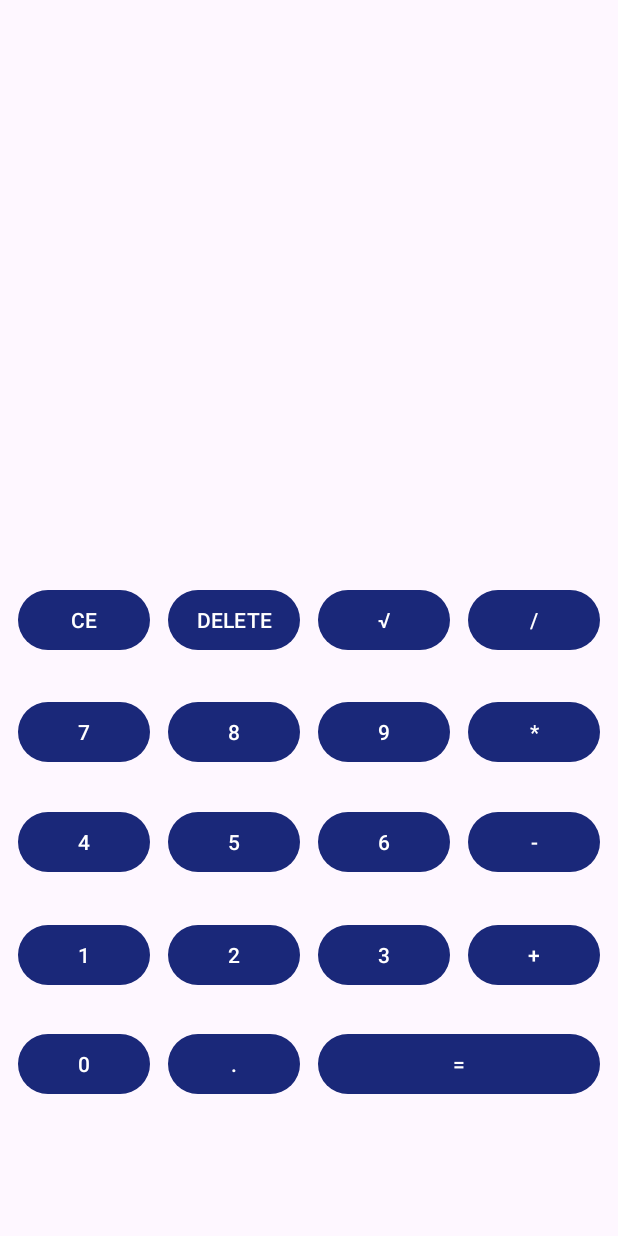
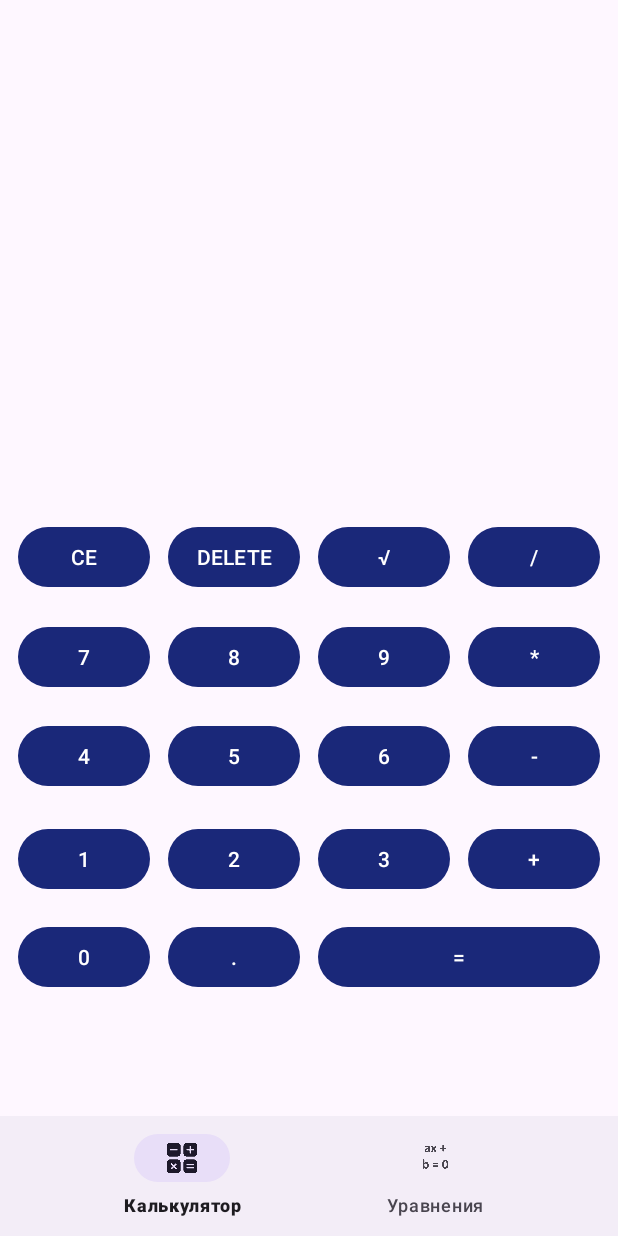
Before and after one commit to MAV-Studio-224/EngineeringCalculator, an Android app: the screen it shows after launch (MainActivity), on a phone screen of 412 x 824 dp. Run offline under Robolectric (Android 15) with nearby library versions, the phone set to English and light mode, and no system bars; our stand-ins replace data binding, navigation-ui.

Commit message:
Engineering Calculator 1.2 Изменения: -добавлена нижняя панель навигации -появилась заготовка для решений уравнений(фрагмент для этого экрана, а также фрагменты для линейных и квадратных уравнений)

```diff
--- a/app/src/main/java/com/hfad/engineeringcalculator/MainActivity.kt
+++ b/app/src/main/java/com/hfad/engineeringcalculator/MainActivity.kt
@@ -2,10 +2,21 @@ package com.hfad.engineeringcalculator
 
 import androidx.appcompat.app.AppCompatActivity
 import android.os.Bundle
+import androidx.navigation.fragment.NavHostFragment
+import androidx.navigation.ui.setupWithNavController
+import com.hfad.engineeringcalculator.databinding.ActivityMainBinding
 
 class MainActivity : AppCompatActivity() {
+    private lateinit var binding: ActivityMainBinding
     override fun onCreate(savedInstanceState: Bundle?) {
         super.onCreate(savedInstanceState)
-        setContentView(R.layout.activity_main)
+        binding = ActivityMainBinding.inflate(layoutInflater)
+        val view = binding.root
+
+        val navHostFragment = supportFragmentManager.findFragmentById(R.id.host) as NavHostFragment
+        val navController = navHostFragment.navController
+        binding.menu.setupWithNavController(navController)
+
+        setContentView(view)
     }
 }
--- a/app/src/main/res/layout/activity_main.xml
+++ b/app/src/main/res/layout/activity_main.xml
@@ -1,11 +1,27 @@
 <?xml version="1.0" encoding="utf-8"?>
-<androidx.fragment.app.FragmentContainerView xmlns:android="http://schemas.android.com/apk/res/android"
+<LinearLayout
+    xmlns:android="http://schemas.android.com/apk/res/android"
     xmlns:app="http://schemas.android.com/apk/res-auto"
     xmlns:tools="http://schemas.android.com/tools"
     android:id="@+id/main_layout"
+    android:orientation="vertical"
     android:layout_width="match_parent"
     android:layout_height="match_parent"
-    android:name="androidx.navigation.fragment.NavHostFragment"
-    app:defaultNavHost="true"
-    app:navGraph="@navigation/nav_graph"
-    tools:context=".MainActivity" />
+    tools:context=".MainActivity" >
+
+    <androidx.fragment.app.FragmentContainerView
+        android:name="androidx.navigation.fragment.NavHostFragment"
+        app:defaultNavHost="true"
+        android:id="@+id/host"
+        android:layout_height="0dp"
+        android:layout_weight="1"
+        android:layout_width="match_parent"
+        app:navGraph="@navigation/nav_graph" />
+
+    <com.google.android.material.bottomnavigation.BottomNavigationView
+        android:layout_width="match_parent"
+        android:layout_height="wrap_content"
+        app:menu="@menu/app_menu"
+        android:id="@+id/menu" />
+
+</LinearLayout>
--- a/app/src/main/res/layout/fragment_calculator.xml
+++ b/app/src/main/res/layout/fragment_calculator.xml
@@ -3,6 +3,7 @@
     xmlns:android="http://schemas.android.com/apk/res/android"
     xmlns:app="http://schemas.android.com/apk/res-auto"
     xmlns:tools="http://schemas.android.com/tools"
+    android:id="@+id/calculatorFragment"
     tools:context=".CalculatorFragment">
 
     <data>
--- /dev/null
+++ b/app/src/main/res/menu/app_menu.xml
@@ -0,0 +1,13 @@
+<?xml version="1.0" encoding="utf-8"?>
+<menu xmlns:app="http://schemas.android.com/apk/res-auto"
+    xmlns:android="http://schemas.android.com/apk/res/android">
+
+    <item
+        android:id="@+id/calculatorFragment"
+        android:icon="@drawable/icon_menu"
+        android:title="@string/calculator" />
+    <item
+        android:id="@+id/equationsFragment"
+        android:icon="@drawable/icon_equations"
+        android:title="@string/equations" />
+</menu>
--- a/app/src/main/res/navigation/nav_graph.xml
+++ b/app/src/main/res/navigation/nav_graph.xml
@@ -1,6 +1,7 @@
 <?xml version="1.0" encoding="utf-8"?>
 <navigation xmlns:android="http://schemas.android.com/apk/res/android"
     xmlns:app="http://schemas.android.com/apk/res-auto"
+    xmlns:tools="http://schemas.android.com/tools"
     android:id="@+id/nav_graph"
     app:startDestination="@id/calculatorFragment">
 
@@ -8,4 +9,19 @@
         android:id="@+id/calculatorFragment"
         android:name="com.hfad.engineeringcalculator.CalculatorFragment"
         android:label="CalculatorFragment" />
+    <fragment
+        android:id="@+id/equationsFragment"
+        android:name="com.hfad.engineeringcalculator.EquationsFragment"
+        android:label="fragment_equations"
+        tools:layout="@layout/fragment_equations" />
+    <fragment
+        android:id="@+id/linearFragment"
+        android:name="com.hfad.engineeringcalculator.LinearFragment"
+        android:label="fragment_linear"
+        tools:layout="@layout/fragment_linear" />
+    <fragment
+        android:id="@+id/squareFragment"
+        android:name="com.hfad.engineeringcalculator.SquareFragment"
+        android:label="fragment_square"
+        tools:layout="@layout/fragment_square" />
 </navigation>
--- a/app/src/main/res/values/strings.xml
+++ b/app/src/main/res/values/strings.xml
@@ -22,4 +22,13 @@
     <string name="buttonsqrt">√</string>
     <string name="buttondevide"> / </string>
     <!-- TODO: Remove or change this placeholder text -->
+    <string name="hello_blank_fragment">Hello blank fragment</string>
+    <string name="solve">Решить</string>
+    <string name="x_is">x =</string>
+    <string name="linear">Линейное</string>
+    <string name="square">Квадратное</string>
+    <string name="choose">Выберите тип уравнения:</string>
+    <string name="calculator">Калькулятор</string>
+    <string name="equations">Уравнения</string>
+    <!-- TODO: Remove or change this placeholder text -->
 </resources>
```
Also changed, not shown: app/src/main/java/com/hfad/engineeringcalculator/EquationsFragment.kt (added, +17 -0 lines), app/src/main/java/com/hfad/engineeringcalculator/LinearFragment.kt (added, +17 -0 lines), app/src/main/java/com/hfad/engineeringcalculator/SquareFragment.kt (added, +17 -0 lines), app/src/main/res/layout/fragment_equations.xml (added, +66 -0 lines), app/src/main/res/layout/fragment_linear.xml (added, +14 -0 lines), app/src/main/res/layout/fragment_square.xml (added, +14 -0 lines), app/src/main/res/drawable/icon_equations.webp (added), app/src/main/res/drawable/icon_menu.webp (added).
